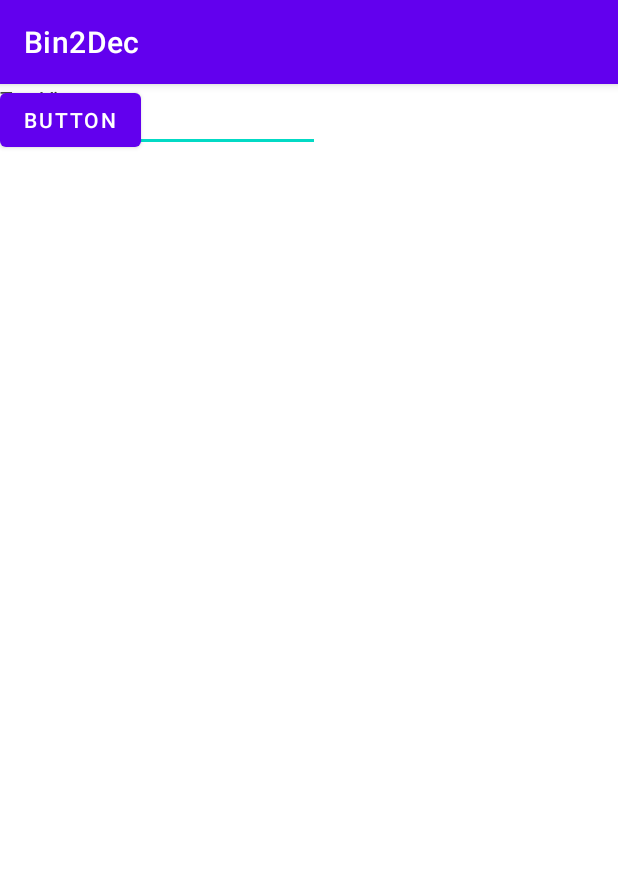
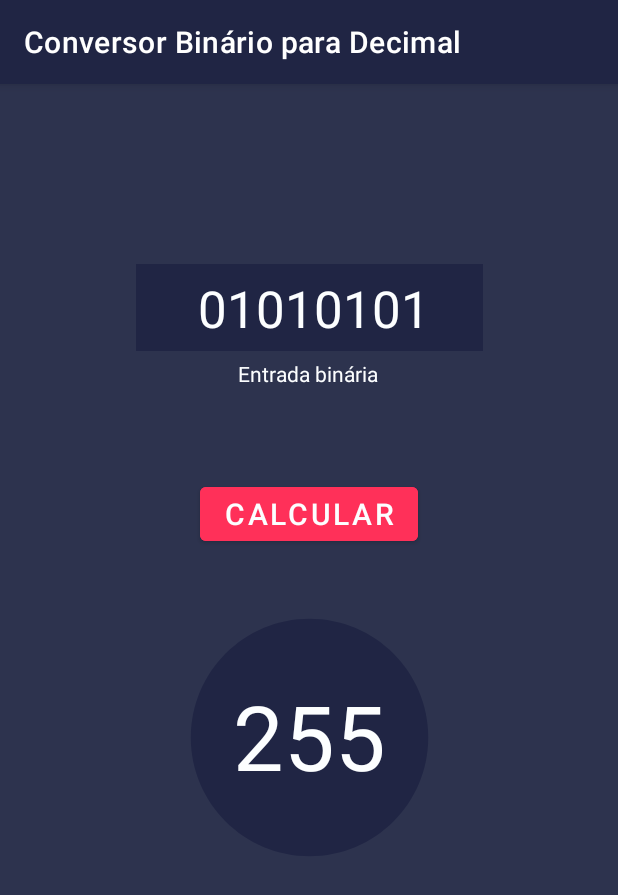
Before and after one commit to dbastosdev/AndroidProjects, an Android app: the screen it shows after launch (MainActivity), on a phone screen of 412 x 824 dp. Shown: the top 895 px of the screen. Run offline under Robolectric (Android 15) with nearby library versions, the phone set to English and light mode, and no system bars.

Commit message:
finalização do layout do app

```diff
--- a/Bin2Dec/app/src/main/AndroidManifest.xml
+++ b/Bin2Dec/app/src/main/AndroidManifest.xml
@@ -1,5 +1,6 @@
 <?xml version="1.0" encoding="utf-8"?>
 <manifest xmlns:android="http://schemas.android.com/apk/res/android"
+    xmlns:tools="http://schemas.android.com/tools"
     package="com.example.bin2dec">
 
     <application
@@ -8,7 +9,8 @@
         android:label="@string/app_name"
         android:roundIcon="@mipmap/ic_launcher_round"
         android:supportsRtl="true"
-        android:theme="@style/Theme.Bin2Dec">
+        android:theme="@style/Theme.Bin2Dec"
+        tools:ignore="AllowBackup">
         <activity android:name=".MainActivity">
             <intent-filter>
                 <action android:name="android.intent.action.MAIN" />
--- /dev/null
+++ b/Bin2Dec/app/src/main/res/drawable/ic_baseline_lens_24.xml
@@ -0,0 +1,5 @@
+<vector android:height="24dp" android:tint="#202544"
+    android:viewportHeight="24" android:viewportWidth="24"
+    android:width="24dp" xmlns:android="http://schemas.android.com/apk/res/android">
+    <path android:fillColor="@android:color/white" android:pathData="M12,2C6.48,2 2,6.48 2,12s4.48,10 10,10 10,-4.48 10,-10S17.52,2 12,2z"/>
+</vector>
--- a/Bin2Dec/app/src/main/res/layout/activity_main.xml
+++ b/Bin2Dec/app/src/main/res/layout/activity_main.xml
@@ -4,38 +4,79 @@
     xmlns:tools="http://schemas.android.com/tools"
     android:layout_width="match_parent"
     android:layout_height="match_parent"
+    android:background="@color/main_color"
     tools:context=".MainActivity">
 
     <Button
-        android:id="@+id/button"
+        android:id="@+id/calculate_button"
         android:layout_width="wrap_content"
         android:layout_height="wrap_content"
-        android:text="Button"
-        tools:layout_editor_absoluteX="161dp"
-        tools:layout_editor_absoluteY="343dp" />
+        android:layout_marginTop="60dp"
+        android:backgroundTint="@color/button_color"
+        android:text="@string/text_button"
+        android:textColor="@color/text_color"
+        android:textSize="20sp"
+        app:layout_constraintEnd_toEndOf="parent"
+        app:layout_constraintStart_toStartOf="parent"
+        app:layout_constraintTop_toBottomOf="@+id/binary_label" />
+
+    <EditText
+        android:id="@+id/binary_field"
+        android:layout_width="231dp"
+        android:layout_height="58dp"
+        android:layout_marginTop="120dp"
+        android:background="@color/background_color"
+        android:ems="10"
+        android:hint="@string/input"
+        android:importantForAutofill="no"
+        android:inputType="number"
+        android:labelFor="@id/binary_label"
+
+
+        android:paddingLeft="8dp"
+        android:paddingTop="1dp"
+        android:paddingEnd="1dp"
+        android:paddingRight="8dp"
+        android:textAlignment="center"
+        android:textColorHint="@color/text_color"
+        android:textSize="34sp"
+        app:layout_constraintEnd_toEndOf="parent"
+        app:layout_constraintStart_toStartOf="parent"
+        app:layout_constraintTop_toTopOf="parent" />
 
     <TextView
-        android:id="@+id/textView"
+        android:id="@+id/binary_label"
         android:layout_width="wrap_content"
         android:layout_height="wrap_content"
-        android:text="TextView"
-        tools:layout_editor_absoluteX="174dp"
-        tools:layout_editor_absoluteY="489dp" />
+        android:layout_marginTop="5dp"
+        android:text="@string/legend_bin"
+        android:textColor="@color/text_color"
+        app:layout_constraintEnd_toEndOf="parent"
+        app:layout_constraintHorizontal_bias="0.498"
+        app:layout_constraintStart_toStartOf="parent"
+        app:layout_constraintTop_toBottomOf="@+id/binary_field" />
 
-    <EditText
-        android:id="@+id/editTextNumber"
+    <ImageView
+        android:id="@+id/imageView"
+        android:layout_width="223dp"
+        android:layout_height="190dp"
+        android:layout_marginTop="30dp"
+        android:contentDescription="@string/imageView"
+        app:layout_constraintEnd_toEndOf="parent"
+        app:layout_constraintStart_toStartOf="parent"
+        app:layout_constraintTop_toBottomOf="@+id/calculate_button"
+        app:srcCompat="@drawable/ic_baseline_lens_24" />
+
+    <TextView
+        android:id="@+id/result"
         android:layout_width="wrap_content"
         android:layout_height="wrap_content"
-        android:ems="10"
-        android:inputType="number"
-        tools:layout_editor_absoluteX="103dp"
-        tools:layout_editor_absoluteY="91dp" />
+        android:layout_marginTop="83dp"
+        android:text="@string/result"
+        android:textColor="@color/text_color"
+        android:textSize="60sp"
+        app:layout_constraintEnd_toEndOf="parent"
+        app:layout_constraintStart_toStartOf="parent"
+        app:layout_constraintTop_toBottomOf="@+id/calculate_button" />
 
-    <TextView
-        android:id="@+id/textView2"
-        android:layout_width="wrap_content"
-        android:layout_height="wrap_content"
-        android:text="TextView"
-        tools:layout_editor_absoluteX="177dp"
-        tools:layout_editor_absoluteY="155dp" />
 </androidx.constraintlayout.widget.ConstraintLayout>
--- a/Bin2Dec/app/src/main/res/values-night/themes.xml
+++ b/Bin2Dec/app/src/main/res/values-night/themes.xml
@@ -2,13 +2,13 @@
     <!-- Base application theme. -->
     <style name="Theme.Bin2Dec" parent="Theme.MaterialComponents.DayNight.DarkActionBar">
         <!-- Primary brand color. -->
-        <item name="colorPrimary">@color/purple_200</item>
-        <item name="colorPrimaryVariant">@color/purple_700</item>
-        <item name="colorOnPrimary">@color/black</item>
+        <item name="colorPrimary">@color/background_color</item>
+        <item name="colorPrimaryVariant">@color/background_color</item>
+        <item name="colorOnPrimary">@color/background_color</item>
         <!-- Secondary brand color. -->
-        <item name="colorSecondary">@color/teal_200</item>
-        <item name="colorSecondaryVariant">@color/teal_200</item>
-        <item name="colorOnSecondary">@color/black</item>
+        <item name="colorSecondary">@color/background_color</item>
+        <item name="colorSecondaryVariant">@color/background_color</item>
+        <item name="colorOnSecondary">@color/background_color</item>
         <!-- Status bar color. -->
         <item name="android:statusBarColor" tools:targetApi="l">?attr/colorPrimaryVariant</item>
         <!-- Customize your theme here. -->
--- a/Bin2Dec/app/src/main/res/values/colors.xml
+++ b/Bin2Dec/app/src/main/res/values/colors.xml
@@ -1,10 +1,7 @@
 <?xml version="1.0" encoding="utf-8"?>
 <resources>
-    <color name="purple_200">#FFBB86FC</color>
-    <color name="purple_500">#FF6200EE</color>
-    <color name="purple_700">#FF3700B3</color>
-    <color name="teal_200">#FF03DAC5</color>
-    <color name="teal_700">#FF018786</color>
-    <color name="black">#FF000000</color>
-    <color name="white">#FFFFFFFF</color>
+    <color name="background_color">#202544</color>
+    <color name="main_color">#2D334E</color>
+    <color name="button_color">#FF3059</color>
+    <color name="text_color">#FCFEFF</color>
 </resources>
--- a/Bin2Dec/app/src/main/res/values/strings.xml
+++ b/Bin2Dec/app/src/main/res/values/strings.xml
@@ -1,3 +1,8 @@
 <resources>
-    <string name="app_name">Bin2Dec</string>
+    <string name="app_name">Conversor Binário para Decimal</string>
+    <string name="text_button">calcular</string>
+    <string name="legend_bin">Entrada binária</string>
+    <string name="result">255</string>
+    <string name="input">01010101</string>
+    <string name="imageView">backgroundResult</string>
 </resources>
--- a/Bin2Dec/app/src/main/res/values/themes.xml
+++ b/Bin2Dec/app/src/main/res/values/themes.xml
@@ -2,13 +2,13 @@
     <!-- Base application theme. -->
     <style name="Theme.Bin2Dec" parent="Theme.MaterialComponents.DayNight.DarkActionBar">
         <!-- Primary brand color. -->
-        <item name="colorPrimary">@color/purple_500</item>
-        <item name="colorPrimaryVariant">@color/purple_700</item>
-        <item name="colorOnPrimary">@color/white</item>
+        <item name="colorPrimary">@color/background_color</item>
+        <item name="colorPrimaryVariant">@color/background_color</item>
+        <item name="colorOnPrimary">@color/background_color</item>
         <!-- Secondary brand color. -->
-        <item name="colorSecondary">@color/teal_200</item>
-        <item name="colorSecondaryVariant">@color/teal_700</item>
-        <item name="colorOnSecondary">@color/black</item>
+        <item name="colorSecondary">@color/background_color</item>
+        <item name="colorSecondaryVariant">@color/background_color</item>
+        <item name="colorOnSecondary">@color/background_color</item>
         <!-- Status bar color. -->
         <item name="android:statusBarColor" tools:targetApi="l">?attr/colorPrimaryVariant</item>
         <!-- Customize your theme here. -->
```
